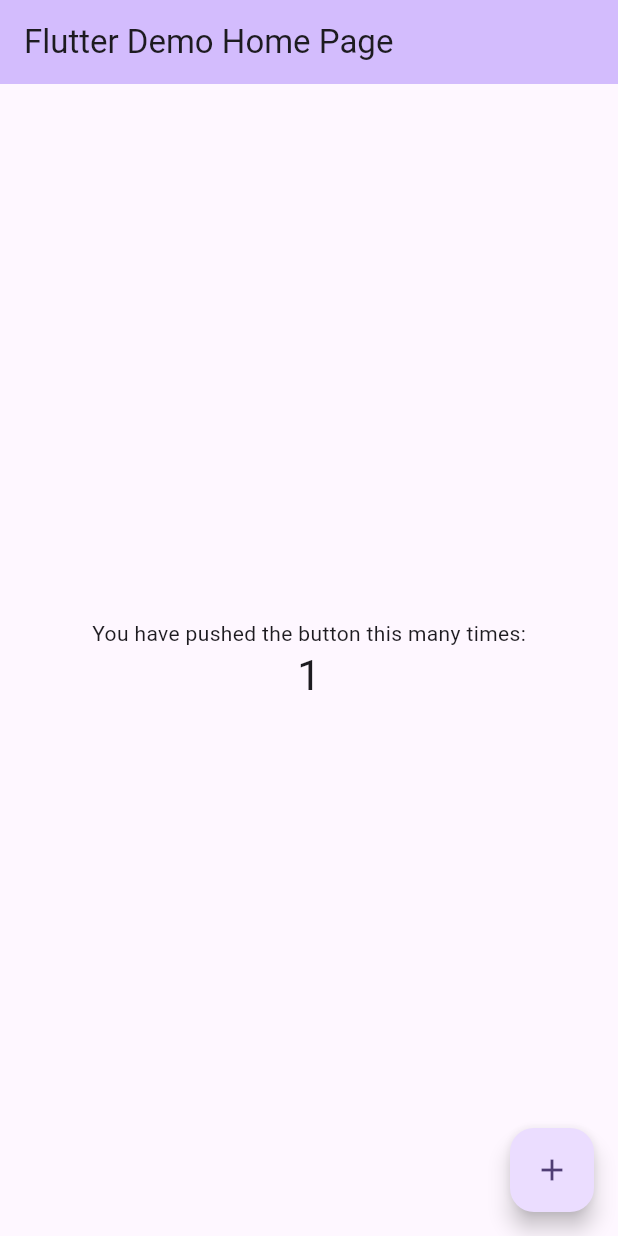
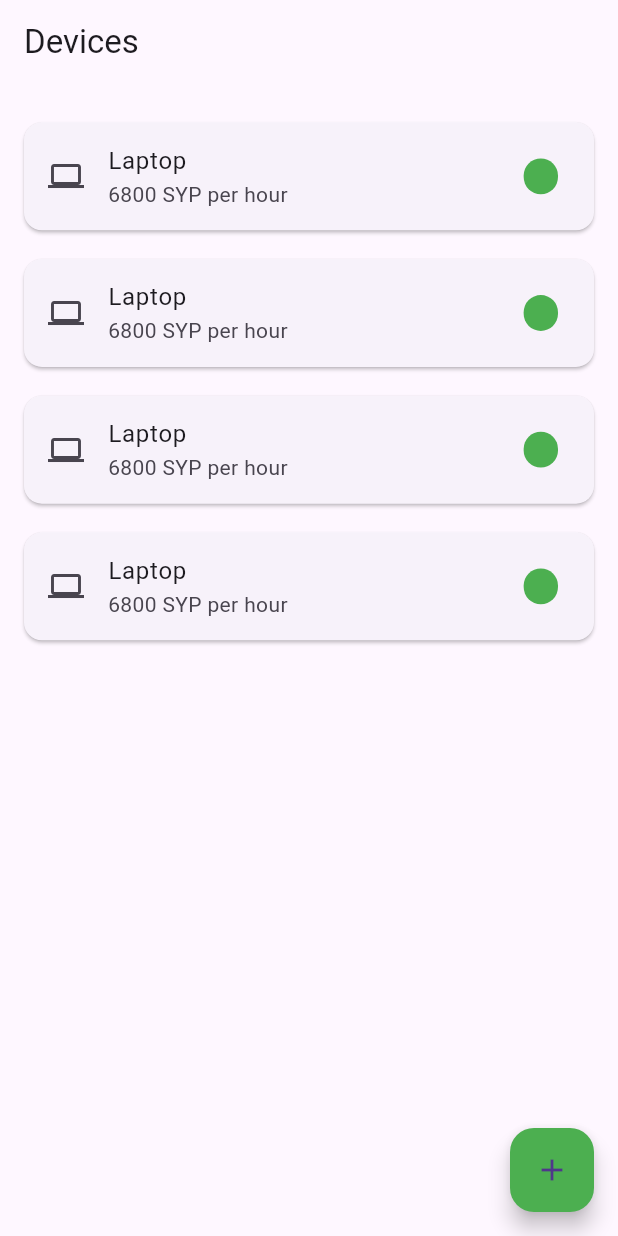
Before and after one commit to abdulkareemattar/davicemanger, a Flutter app: the screen it shows after launch, after a tap on the "add" icon, on a phone screen of 412 x 824 dp. Run offline on Flutter 3.47's test engine with Material 3 defaults, Android fonts, the phone set to English and light mode, and no system bars; drawn by our look-alikes of flutter_slidable; our stand-ins replace flutter_screenutil.

Commit message:
home page ui done

```diff
--- a/lib/main.dart
+++ b/lib/main.dart
@@ -1,125 +1,9 @@
 import 'package:flutter/material.dart';
+import 'package:untitled8/screens/home_screen.dart';
 
-void main() {
-  runApp(const MyApp());
+void main() async {
+  WidgetsFlutterBinding.ensureInitialized();
+  runApp(
+    MaterialApp(debugShowCheckedModeBanner: false, home: HomeScreen()),
+  );
 }
-
-class MyApp extends StatelessWidget {
-  const MyApp({super.key});
-
-  // This widget is the root of your application.
-  @override
-  Widget build(BuildContext context) {
-    return MaterialApp(
-      title: 'Flutter Demo',
-      theme: ThemeData(
-        // This is the theme of your application.
-        //
-        // TRY THIS: Try running your application with "flutter run". You'll see
-        // the application has a purple toolbar. Then, without quitting the app,
-        // try changing the seedColor in the colorScheme below to Colors.green
-        // and then invoke "hot reload" (save your changes or press the "hot
-        // reload" button in a Flutter-supported IDE, or press "r" if you used
-        // the command line to start the app).
-        //
-        // Notice that the counter didn't reset back to zero; the application
-        // state is not lost during the reload. To reset the state, use hot
-        // restart instead.
-        //
-        // This works for code too, not just values: Most code changes can be
-        // tested with just a hot reload.
-        colorScheme: ColorScheme.fromSeed(seedColor: Colors.deepPurple),
-        useMaterial3: true,
-      ),
-      home: const MyHomePage(title: 'Flutter Demo Home Page'),
-    );
-  }
-}
-
-class MyHomePage extends StatefulWidget {
-  const MyHomePage({super.key, required this.title});
-
-  // This widget is the home page of your application. It is stateful, meaning
-  // that it has a State object (defined below) that contains fields that affect
-  // how it looks.
-
-  // This class is the configuration for the state. It holds the values (in this
-  // case the title) provided by the parent (in this case the App widget) and
-  // used by the build method of the State. Fields in a Widget subclass are
-  // always marked "final".
-
-  final String title;
-
-  @override
-  State<MyHomePage> createState() => _MyHomePageState();
-}
-
-class _MyHomePageState extends State<MyHomePage> {
-  int _counter = 0;
-
-  void _incrementCounter() {
-    setState(() {
-      // This call to setState tells the Flutter framework that something has
-      // changed in this State, which causes it to rerun the build method below
-      // so that the display can reflect the updated values. If we changed
-      // _counter without calling setState(), then the build method would not be
-      // called again, and so nothing would appear to happen.
-      _counter++;
-    });
-  }
-
-  @override
-  Widget build(BuildContext context) {
-    // This method is rerun every time setState is called, for instance as done
-    // by the _incrementCounter method above.
-    //
-    // The Flutter framework has been optimized to make rerunning build methods
-    // fast, so that you can just rebuild anything that needs updating rather
-    // than having to individually change instances of widgets.
-    return Scaffold(
-      appBar: AppBar(
-        // TRY THIS: Try changing the color here to a specific color (to
-        // Colors.amber, perhaps?) and trigger a hot reload to see the AppBar
-        // change color while the other colors stay the same.
-        backgroundColor: Theme.of(context).colorScheme.inversePrimary,
-        // Here we take the value from the MyHomePage object that was created by
-        // the App.build method, and use it to set our appbar title.
-        title: Text(widget.title),
-      ),
-      body: Center(
-        // Center is a layout widget. It takes a single child and positions it
-        // in the middle of the parent.
-        child: Column(
-          // Column is also a layout widget. It takes a list of children and
-          // arranges them vertically. By default, it sizes itself to fit its
-          // children horizontally, and tries to be as tall as its parent.
-          //
-          // Column has various properties to control how it sizes itself and
-          // how it positions its children. Here we use mainAxisAlignment to
-          // center the children vertically; the main axis here is the vertical
-          // axis because Columns are vertical (the cross axis would be
-          // horizontal).
-          //
-          // TRY THIS: Invoke "debug painting" (choose the "Toggle Debug Paint"
-          // action in the IDE, or press "p" in the console), to see the
-          // wireframe for each widget.
-          mainAxisAlignment: MainAxisAlignment.center,
-          children: <Widget>[
-            const Text(
-              'You have pushed the button this many times:',
-            ),
-            Text(
-              '$_counter',
-              style: Theme.of(context).textTheme.headlineMedium,
-            ),
-          ],
-        ),
-      ),
-      floatingActionButton: FloatingActionButton(
-        onPressed: _incrementCounter,
-        tooltip: 'Increment',
-        child: const Icon(Icons.add),
-      ), // This trailing comma makes auto-formatting nicer for build methods.
-    );
-  }
-}
--- /dev/null
+++ b/lib/models/devices.dart
@@ -0,0 +1,15 @@
+import 'package:flutter/material.dart';
+
+class MyDevice {
+  MyDevice(
+      {required this.LeadIcon,
+      required this.title,
+      required this.subtitle,
+      required this.trailIcon});
+
+  Icon LeadIcon;
+  String title;
+  String subtitle;
+  Icon trailIcon;
+
+}
--- /dev/null
+++ b/lib/screens/home_screen.dart
@@ -0,0 +1,84 @@
+import 'package:flutter/material.dart';
+import 'package:flutter_screenutil/flutter_screenutil.dart';
+import 'package:flutter_slidable/flutter_slidable.dart';
+import 'package:untitled8/widgets/custom_card.dart';
+
+class HomeScreen extends StatelessWidget {
+  const HomeScreen({super.key});
+
+  @override
+  Widget build(BuildContext context) {
+    return ScreenUtilInit(
+      designSize: const Size(360, 690),
+      minTextAdapt: true,
+      splitScreenMode: true,
+      builder: (context, child) {
+        return Scaffold(
+          appBar: AppBar(
+            title: const Text('Devices'),
+          ),
+          body: Padding(
+            padding: EdgeInsets.all(16.0),
+            child: ListView.builder(
+              itemCount: 4,
+              itemBuilder: (context, index) {
+                return Slidable(
+                    // Specify a key if the Slidable is dismissible.
+                    key: const ValueKey(0),
+
+                    // The start action pane is the one at the left or the top side.
+                    startActionPane: ActionPane(
+                      // A motion is a widget used to control how the pane animates.
+                      motion: const ScrollMotion(),
+
+                      // A pane can dismiss the Slidable.
+                      dismissible: DismissiblePane(onDismissed: () {}),
+
+                      // All actions are defined in the children parameter.
+                      children: [
+                        // A SlidableAction can have an icon and/or a label.
+                        SlidableAction(
+                          onPressed: (context) => () {},
+                          backgroundColor: Color(0xFFFE4A49),
+                          foregroundColor: Colors.white,
+                          icon: Icons.delete,
+                          label: 'Delete',
+                        ),
+                      ],
+                    ),
+
+                    // The end action pane is the one at the right or the bottom side.
+                    endActionPane: ActionPane(
+                      motion: const ScrollMotion(),
+                      children: [
+                        SlidableAction(
+                          onPressed: (context) => () {},
+                          backgroundColor: Colors.green,
+                          foregroundColor: Colors.white,
+                          icon: Icons.edit,
+                          label: 'Edit',
+                        ),
+                      ],
+                    ),
+
+                    // The child of the Slidable is what the user sees when the
+                    // component is not dragged.
+                    child: CustomCard(
+                      leading: const Icon(Icons.laptop),
+                      title: const Text('Laptop'),
+                      subtitle: const Text('6800 SYP per hour'),
+                      color: Colors.green,
+                    ));
+              },
+            ),
+          ),
+          floatingActionButton: FloatingActionButton(
+            onPressed: () {},
+            child: Icon(Icons.add),
+            backgroundColor: Colors.green,
+          ),
+        );
+      },
+    );
+  }
+}
--- /dev/null
+++ b/lib/widgets/custom_card.dart
@@ -0,0 +1,38 @@
+import 'package:flutter/material.dart';
+import 'package:flutter_screenutil/flutter_screenutil.dart';
+import 'package:untitled8/screens/home_screen.dart';
+
+class CustomCard extends StatelessWidget {
+  const CustomCard({
+    Key? key,
+    required this.leading,
+    required this.title,
+    required this.subtitle,
+    required this.color,
+  }) : super(key: key);
+
+  final Widget leading;
+  final Widget title;
+  final Widget subtitle;
+  final Color color;
+
+  @override
+  Widget build(BuildContext context) {
+    return Card(
+      margin:  EdgeInsets.symmetric(vertical: 8.h),
+      child: ListTile(
+        leading: leading,
+        title: title,
+        subtitle: subtitle,
+        trailing: Container(
+          width: 20.w,
+          height: 20.h,
+          decoration: BoxDecoration(
+            color: color,
+            borderRadius: BorderRadius.circular(100),
+          ),
+        ),
+      ),
+    );
+  }
+}
--- a/pubspec.yaml
+++ b/pubspec.yaml
@@ -30,7 +30,8 @@ environment:
 dependencies:
   flutter:
     sdk: flutter
-
+  flutter_screenutil: ^5.9.3
+  flutter_slidable: ^3.1.1
 
   # The following adds the Cupertino Icons font to your application.
   # Use with the CupertinoIcons class for iOS style icons.
```
Also changed, not shown: 1 other file.
